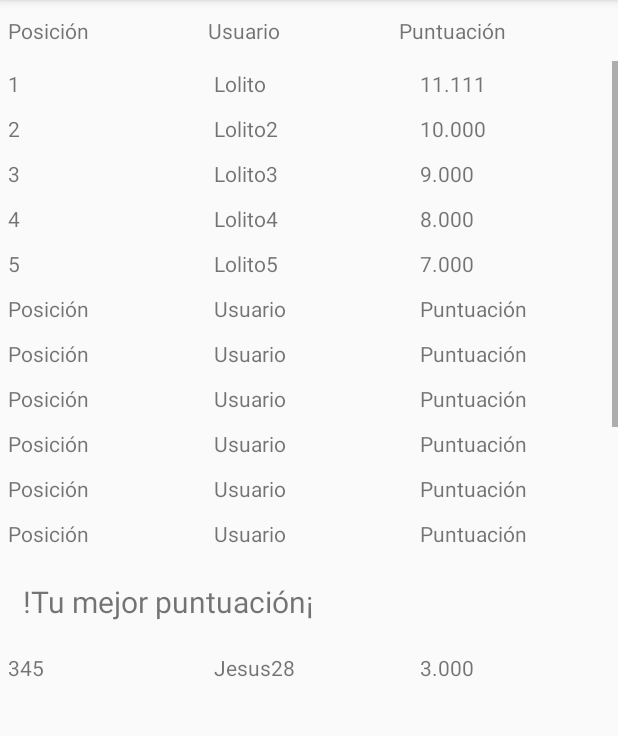
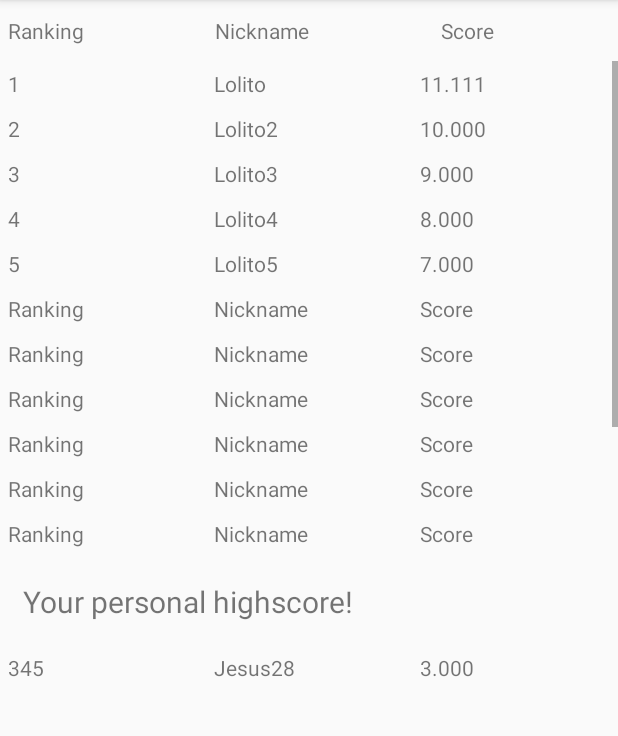
Before and after one commit to miguelMarchPiris/TEMPAC_VIDEOGAME, an Android app: the HighScore screen opened directly, with no data from a screen before it, on a phone screen of 412 x 824 dp, the part 84-820 px from its top. Run offline under Robolectric (Android 15) with nearby library versions, the phone set to English and light mode, and no system bars; libraries missing offline, so code that uses them is left out: edu.ub.pis2019.

Commit message:
Ya estan todas conectadas

```diff
--- a/project/app/src/main/res/layout/activity_highscore.xml
+++ b/project/app/src/main/res/layout/activity_highscore.xml
@@ -1,6 +1,6 @@
 <?xml version="1.0" encoding="utf-8"?>
 <LinearLayout xmlns:android="http://schemas.android.com/apk/res/android"
-              android:orientation="vertical"
+              xmlns:tools="http://schemas.android.com/tools" android:orientation="vertical"
               android:layout_width="match_parent"
               android:layout_height="match_parent">
 
--- a/project/app/src/main/res/values/strings.xml
+++ b/project/app/src/main/res/values/strings.xml
@@ -41,9 +41,9 @@
     <string name="play">PLAY</string>
     <string name="highscores">HIGHSCORES</string>
     <string name="settings">SETTINGS</string>
-    <string name="posicion_highscore">Posición</string>
-    <string name="usuario_highscore">Usuario</string>
-    <string name="puntuacion_highscore">Puntuación</string>
-    <string name="tu_mejor_puntuacion">!Tu mejor puntuación¡</string>
-    <string name="tu_puntuacion">!Tu mejor puntuación¡</string>
+    <string name="posicion_highscore">Ranking</string>
+    <string name="usuario_highscore">Nickname</string>
+    <string name="puntuacion_highscore">Score</string>
+    <string name="tu_mejor_puntuacion">Your personal highscore!</string>
+    <string name="tu_puntuacion">Your personal highscore!</string>
 </resources>
```
